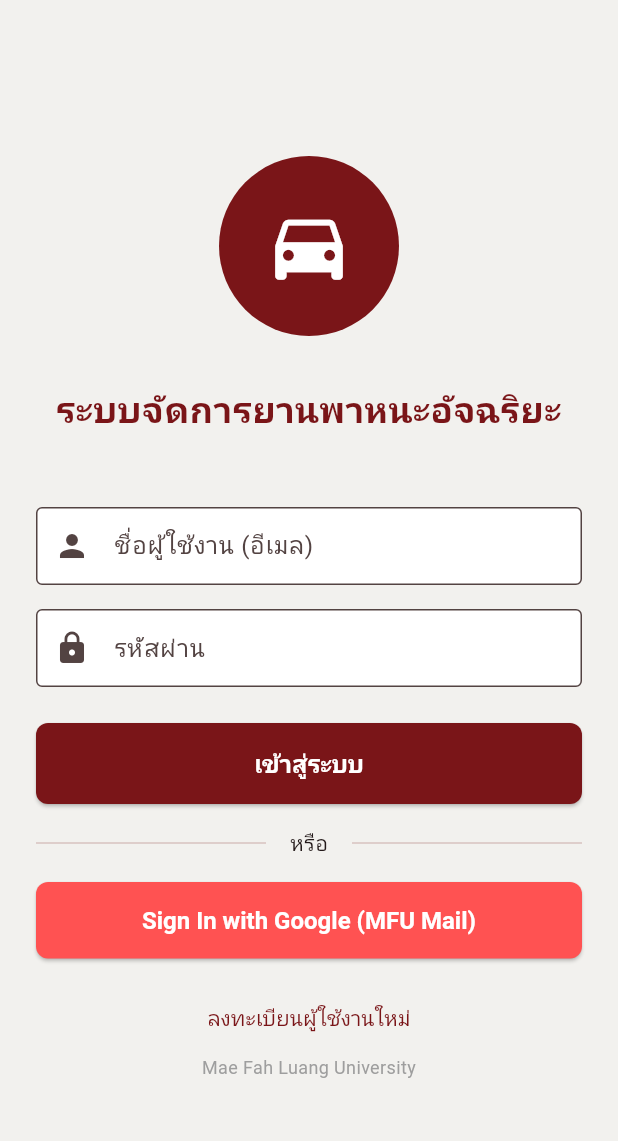
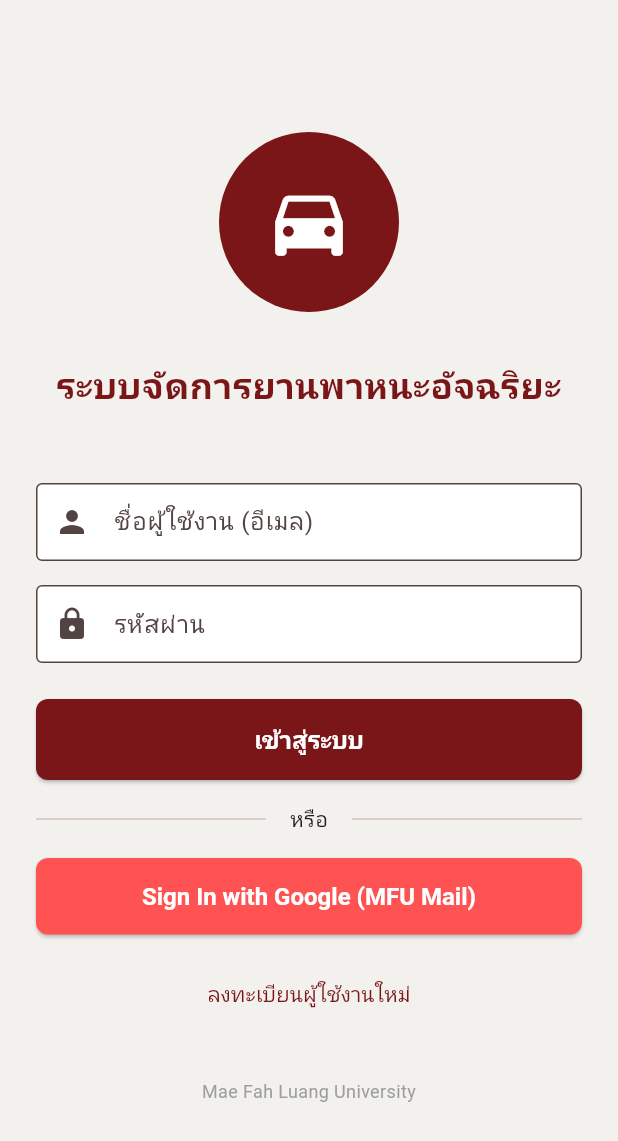
Before and after one commit to Nitiwat-158/ivts-vue, a Flutter app: the screen it shows after launch, on a phone screen of 412 x 824 dp. Shown: the top 1141 px of the screen. Run offline on Flutter 3.47's test engine with Material 3 defaults, Android fonts, the phone set to English and light mode, and no system bars; our stand-ins replace flutter_map, flutter_secure_storage, google_sign_in, image_picker, latlong2; missing offline and left inert: google_sign_in_platform_interface, google_sign_in_web; network calls fail.

Commit message:
update fix bug

```diff
--- a/user-mobile-application/lib/screens/emergency_request_screen.dart
+++ b/user-mobile-application/lib/screens/emergency_request_screen.dart
@@ -7,6 +7,7 @@ import 'package:image_picker/image_picker.dart';
 import '../data/mock_data.dart';
 import '../models/vehicle.dart';
 import '../theme/app_theme.dart';
+import '../services/app_data_repository.dart';
 import 'emergency_status_screen.dart';
 
 class EmergencyRequestScreen extends StatefulWidget {
@@ -191,6 +192,8 @@ class _EmergencyRequestScreenState extends State<EmergencyRequestScreen> {
                             'assigned_admin_id': null,
                           };
                           debugPrint('Emergency report (mock): $reportPayload');
+
+                          AppDataRepository.instance.hasActiveEmergencyNotifier.value = true;
 
                           Navigator.of(context).pop();
                           Navigator.pushReplacement(
--- a/user-mobile-application/lib/screens/sign_in_screen.dart
+++ b/user-mobile-application/lib/screens/sign_in_screen.dart
@@ -314,7 +314,7 @@ class _SignInScreenState extends State<SignInScreen> {
                   ),
                 ),
               ],
-              const Spacer(),
+              const SizedBox(height: 32),
               const Text(
                 'Mae Fah Luang University',
                 textAlign: TextAlign.center,
```
Also changed, not shown: user-mobile-application/lib/screens/home_screen.dart (+10 -1 lines).
